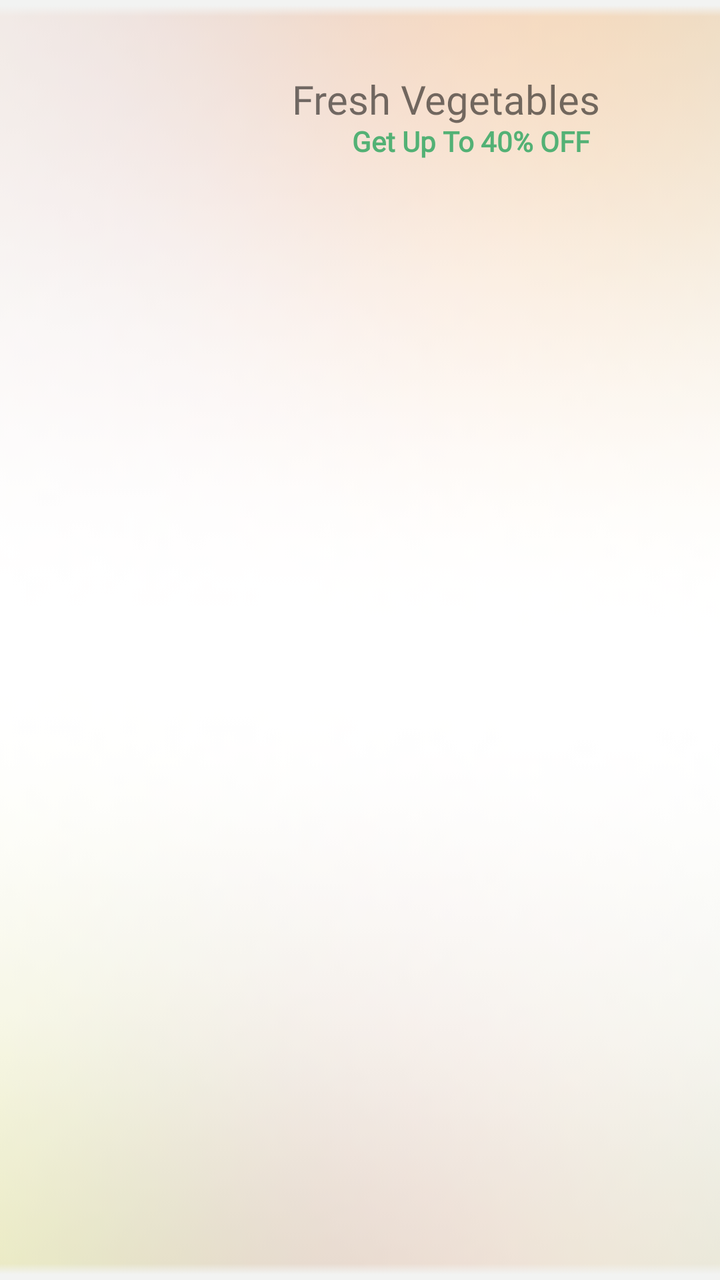
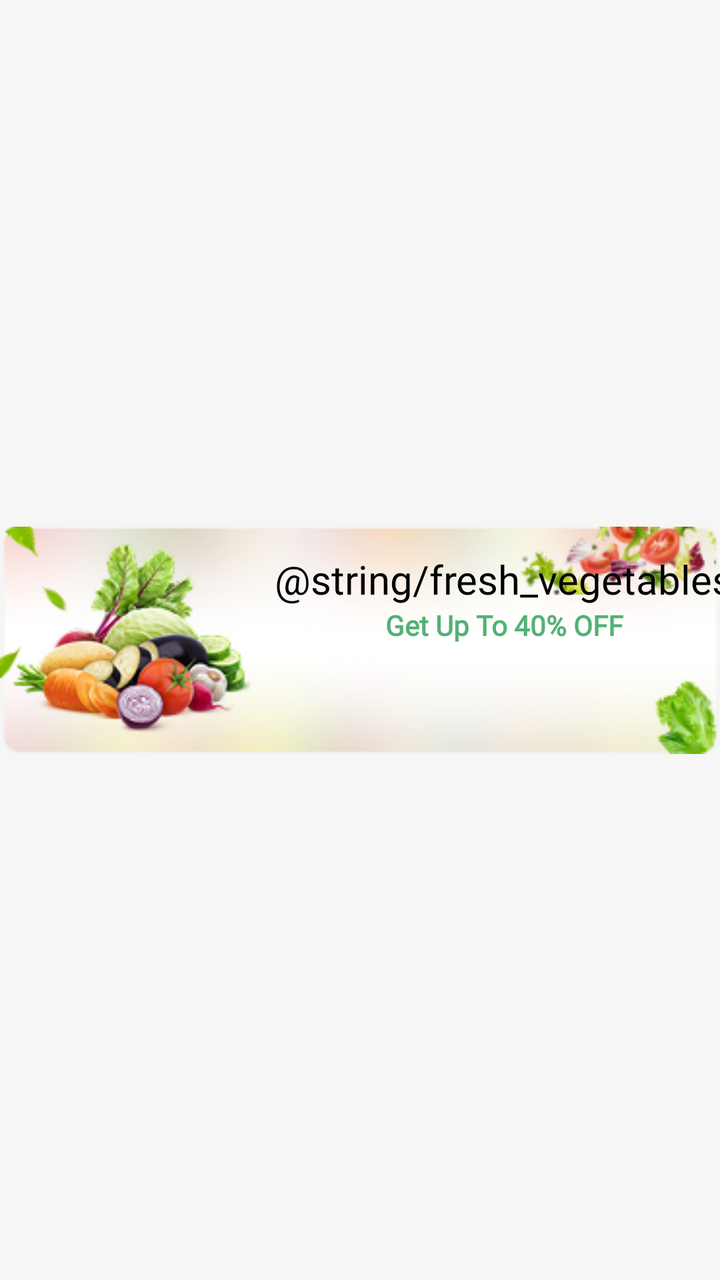

Screens rendered from an Android XML layout before and after an edit, with the pre-edit source and the edit as a unified diff.
<!-- AndroidManifest.xml: application theme Theme.MyShop -->
<!-- res/layout/item_banner.xml -->
<?xml version="1.0" encoding="utf-8"?>
<FrameLayout xmlns:android="http://schemas.android.com/apk/res/android"
    xmlns:tools="http://schemas.android.com/tools"
    android:layout_width="match_parent"
    android:layout_height="match_parent"
    tools:layout_height="115dp"
    tools:layout_margin="20dp">

    <ImageView
        android:layout_width="match_parent"
        android:layout_height="match_parent"
        android:scaleType="centerCrop"
        android:src="@drawable/bg_for_item_banner" />

    <TextView
        android:id="@+id/firstText_tv"
        android:layout_width="wrap_content"
        android:layout_height="wrap_content"
        android:layout_marginStart="146dp"
        android:layout_marginTop="36dp"
        android:fontFamily="@font/aclonica_regular"
        android:gravity="center|start"
        android:text="Fresh Vegetables"
        android:textSize="20sp" />

    <TextView
        android:id="@+id/secondText_tv"
        android:layout_width="wrap_content"
        android:layout_height="wrap_content"
        android:layout_marginStart="176dp"
        android:layout_marginTop="61dp"
        android:fontFamily="@font/airbnb_cereal_w_md"
        android:text="Get Up To 40% OFF"
        android:textColor="#53B175"
        android:textSize="14sp"
        android:textStyle="bold" />

</FrameLayout>
<!-- resources referenced by this layout -->
<resources>
  <!-- drawable bg_for_item_banner: png bitmap (drawable, 55761 bytes) -->
  <style name="Theme.MyShop" parent="Base.Theme.MyShop" />
  <style name="Base.Theme.MyShop" parent="Theme.MaterialComponents.Light.NoActionBar">
  
          
          <item name="colorPrimary">@color/brand_green</item>
          <item name="colorPrimaryVariant">@color/brand_green</item>
          <item name="colorSecondary">@color/brand_green</item>
  
          
          <item name="android:windowBackground">@color/app_background</item>
  
          
          <item name="android:statusBarColor">@color/surface_white</item>
  
          
          <item name="android:windowLightStatusBar">true</item>
  
          
          <item name="android:navigationBarColor">@color/surface_white</item>
  
          <item name="android:colorControlHighlight">#0CDBD8D8</item>
  
  
      </style>
  <color name="brand_green">#53B175</color>
  <color name="app_background">#F6F6F6</color>
  <color name="surface_white">#FFFFFF</color>
</resources>

<!-- the commit's change to res/layout/item_banner.xml (unified diff, before → after) -->
@@ -1,38 +1,64 @@
 <?xml version="1.0" encoding="utf-8"?>
 <FrameLayout xmlns:android="http://schemas.android.com/apk/res/android"
+    xmlns:app="http://schemas.android.com/apk/res-auto"
     xmlns:tools="http://schemas.android.com/tools"
     android:layout_width="match_parent"
     android:layout_height="match_parent"
-    tools:layout_height="115dp"
-    tools:layout_margin="20dp">
+    tools:layout_height="wrap_content"
+    android:layout_marginHorizontal="15dp"
+    tools:layout_marginTop="20dp"
+    tools:layout_width="wrap_content">
 
-    <ImageView
+    <com.google.android.material.imageview.ShapeableImageView
+        android:id="@+id/banner_bg_image"
         android:layout_width="match_parent"
         android:layout_height="match_parent"
-        android:scaleType="centerCrop"
-        android:src="@drawable/bg_for_item_banner" />
+        android:scaleType="centerInside"
+        android:src="@drawable/bg_for_item_banner"
+        app:shapeAppearanceOverlay="@style/RoundedStyle" />
 
-    <TextView
-        android:id="@+id/firstText_tv"
-        android:layout_width="wrap_content"
-        android:layout_height="wrap_content"
-        android:layout_marginStart="146dp"
-        android:layout_marginTop="36dp"
-        android:fontFamily="@font/aclonica_regular"
-        android:gravity="center|start"
-        android:text="Fresh Vegetables"
-        android:textSize="20sp" />
 
-    <TextView
-        android:id="@+id/secondText_tv"
-        android:layout_width="wrap_content"
-        android:layout_height="wrap_content"
-        android:layout_marginStart="176dp"
-        android:layout_marginTop="61dp"
-        android:fontFamily="@font/airbnb_cereal_w_md"
-        android:text="Get Up To 40% OFF"
-        android:textColor="#53B175"
-        android:textSize="14sp"
-        android:textStyle="bold" />
+    <androidx.constraintlayout.widget.ConstraintLayout
+        android:layout_width="match_parent"
+        android:layout_height="match_parent">
+
+        <androidx.constraintlayout.widget.Guideline
+            android:id="@+id/guideline_text_start"
+            android:layout_width="wrap_content"
+            android:layout_height="wrap_content"
+            android:orientation="vertical"
+            app:layout_constraintGuide_percent="0.4" />
+
+
+        <TextView
+            android:id="@+id/firstText_tv"
+            android:layout_width="wrap_content"
+            android:layout_height="wrap_content"
+            android:fontFamily="@font/aclonica_regular"
+            android:text="@string/fresh_vegetables"
+            android:textColor="@color/text_banner_title"
+            android:textSize="20sp"
+            app:layout_constraintBottom_toBottomOf="parent"
+            app:layout_constraintEnd_toEndOf="parent"
+            app:layout_constraintStart_toStartOf="@+id/guideline_text_start"
+            app:layout_constraintTop_toTopOf="parent"
+            app:layout_constraintVertical_bias="0.45" />
+
+        <TextView
+            android:id="@+id/secondText_tv"
+            android:layout_width="wrap_content"
+            android:layout_height="wrap_content"
+            android:fontFamily="@font/airbnb_cereal_w_md"
+            android:padding="0dp"
+            android:text="Get Up To 40% OFF"
+            android:textColor="@color/text_tertiary"
+            android:textSize="14sp"
+            android:textStyle="bold"
+            app:layout_constraintEnd_toEndOf="@+id/firstText_tv"
+            app:layout_constraintStart_toStartOf="@+id/firstText_tv"
+            app:layout_constraintTop_toBottomOf="@+id/firstText_tv" />
+
+    </androidx.constraintlayout.widget.ConstraintLayout>
+
 
 </FrameLayout>
<!-- resource entries referenced after the edit -->
@@ -1,6 +1,11 @@
 <!-- resources referenced by this layout -->
 <resources>
+  <color name="text_banner_title">#030303</color>
+  <color name="text_tertiary">#53B175</color>
   <!-- drawable bg_for_item_banner: png bitmap (drawable, 55761 bytes) -->
+  <style name="RoundedStyle">
+          <item name="cornerSize">8dp</item>
+      </style>
   <style name="Theme.MyShop" parent="Base.Theme.MyShop" />
   <style name="Base.Theme.MyShop" parent="Theme.MaterialComponents.Light.NoActionBar">
   
